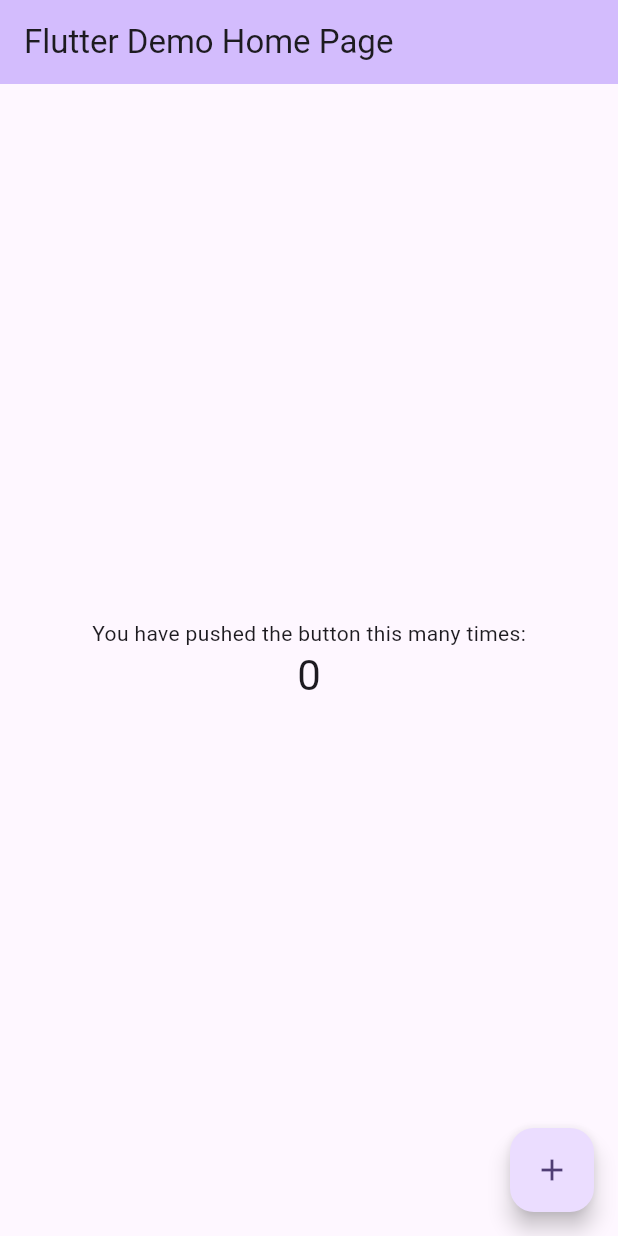
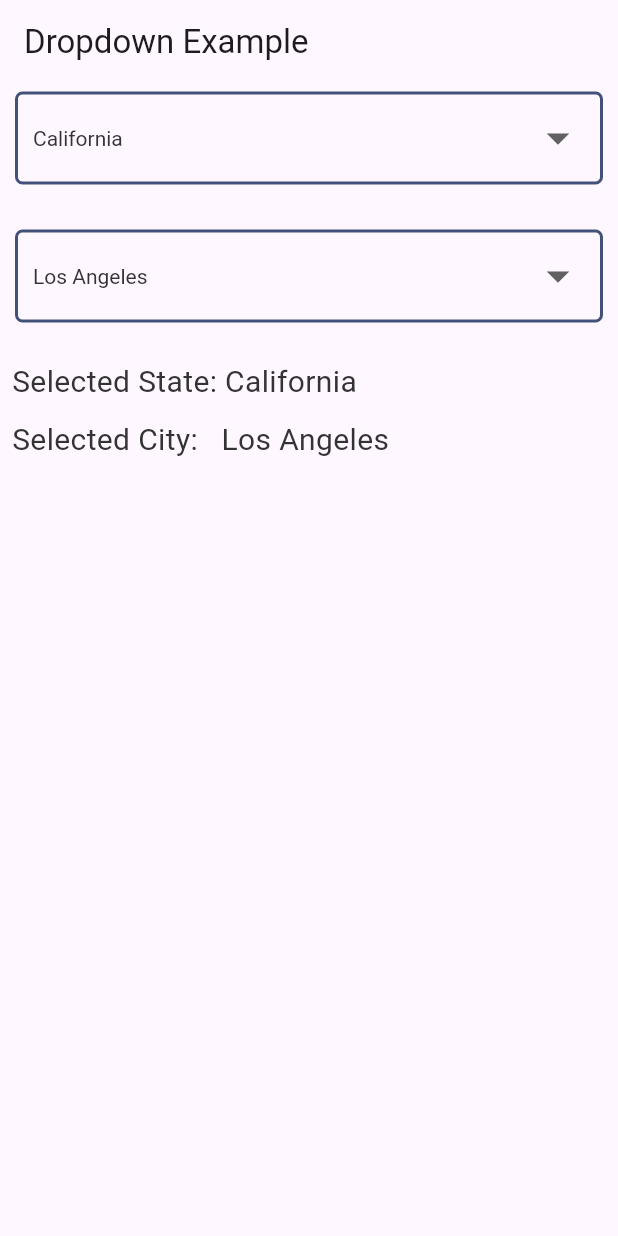
Before and after one commit to tulasireddytulasi/states_and_cities, a Flutter app: the screen it shows after launch, on a phone screen of 412 x 824 dp. Run offline on Flutter 3.47's test engine with Material 3 defaults, Android fonts, the phone set to English and light mode, and no system bars.

Commit message:
Implemented dropdown widget to select states and cities

```diff
--- a/lib/main.dart
+++ b/lib/main.dart
@@ -1,4 +1,7 @@
 import 'package:flutter/material.dart';
+import 'package:flutter_cities/provider/state_provider.dart';
+import 'package:flutter_cities/view/home.dart';
+import 'package:provider/provider.dart';
 
 void main() {
   runApp(const MyApp());
@@ -10,62 +13,19 @@ class MyApp extends StatelessWidget {
   // This widget is the root of your application.
   @override
   Widget build(BuildContext context) {
-    return MaterialApp(
-      title: 'Flutter Demo',
-      debugShowCheckedModeBanner: false,
-      theme: ThemeData(
-        colorScheme: ColorScheme.fromSeed(seedColor: Colors.deepPurple),
-        useMaterial3: true,
+    return MultiProvider(
+      providers: [
+        ChangeNotifierProvider(create: (_) => StateProvider()),
+      ],
+      child: MaterialApp(
+        title: 'Flutter Demo',
+        debugShowCheckedModeBanner: false,
+        theme: ThemeData(
+          colorScheme: ColorScheme.fromSeed(seedColor: Colors.deepPurple),
+          useMaterial3: true,
+        ),
+        home: const DropdownExample(),
       ),
-      home: const MyHomePage(title: 'Flutter Demo Home Page'),
     );
   }
 }
-
-class MyHomePage extends StatefulWidget {
-  const MyHomePage({super.key, required this.title});
-
-  final String title;
-
-  @override
-  State<MyHomePage> createState() => _MyHomePageState();
-}
-
-class _MyHomePageState extends State<MyHomePage> {
-  int _counter = 0;
-
-  void _incrementCounter() {
-    setState(() {
-      _counter++;
-    });
-  }
-
-  @override
-  Widget build(BuildContext context) {
-    return Scaffold(
-      appBar: AppBar(
-        backgroundColor: Theme.of(context).colorScheme.inversePrimary,
-        title: Text(widget.title),
-      ),
-      body: Center(
-        child: Column(
-          mainAxisAlignment: MainAxisAlignment.center,
-          children: <Widget>[
-            const Text(
-              'You have pushed the button this many times:',
-            ),
-            Text(
-              '$_counter',
-              style: Theme.of(context).textTheme.headlineMedium,
-            ),
-          ],
-        ),
-      ),
-      floatingActionButton: FloatingActionButton(
-        onPressed: _incrementCounter,
-        tooltip: 'Increment',
-        child: const Icon(Icons.add),
-      ), // This trailing comma makes auto-formatting nicer for build methods.
-    );
-  }
-}
--- /dev/null
+++ b/lib/provider/state_provider.dart
@@ -0,0 +1,44 @@
+import 'dart:convert';
+import 'package:flutter/material.dart';
+
+class StateProvider extends ChangeNotifier {
+
+  // Setters and getters
+  String _selectedState = 'California';
+  String get selectedState => _selectedState;
+  String _selectedCity = 'Los Angeles';
+  String get selectedCity => _selectedCity;
+
+  List<String> _states = [];
+  List<String> get states => _states;
+  Map<String, List<String>> _cities = {};
+  Map<String, List<String>> get cities => _cities;
+
+  clearCities() => _cities.clear();
+
+  // Get the data from the JSON
+  getData() {
+    String jsonCities = '{"California": ["Los Angeles", "San Francisco"], "Texas": ["Houston", "Dallas"], "New York": ["New York City", "Buffalo"]}';
+
+    final statesAndCitiesData = json.decode(jsonCities);
+
+    _states = (statesAndCitiesData as Map<String, dynamic>).keys.toList();
+    _cities = (statesAndCitiesData).map<String, List<String>>(
+          (key, value) => MapEntry(
+        key,
+        (value as List<dynamic>).cast<String>(),
+      ),
+    );
+  }
+
+  setCity({required String city}) {
+    _selectedCity = city;
+    notifyListeners();
+  }
+
+  setState({required String state}) {
+    _selectedState = state;
+    _selectedCity = _cities[state]![0];
+    notifyListeners();
+  }
+}
--- /dev/null
+++ b/lib/utils/color_palette.dart
@@ -0,0 +1,8 @@
+import 'package:flutter/material.dart';
+
+class ColorPalette {
+  ColorPalette._();
+  static const darkCerulean = Color(0xFF42517A);
+  static const white = Color(0xFFFFFFFF);
+  static const black = Color(0xFF333333);
+}
--- /dev/null
+++ b/lib/view/home.dart
@@ -0,0 +1,76 @@
+import 'package:flutter/material.dart';
+import 'package:flutter_cities/provider/state_provider.dart';
+import 'package:flutter_cities/utils/color_palette.dart';
+import 'package:flutter_cities/widget/drop_down_widget.dart';
+import 'package:provider/provider.dart';
+
+class DropdownExample extends StatefulWidget {
+  const DropdownExample({super.key});
+
+  @override
+  State<DropdownExample> createState() => _DropdownExampleState();
+}
+
+class _DropdownExampleState extends State<DropdownExample> {
+
+  @override
+  void initState() {
+    super.initState();
+    final StateProvider stateProvider = Provider.of<StateProvider>(context, listen: false);
+    stateProvider.getData();
+  }
+
+  @override
+  Widget build(BuildContext context) {
+    return Scaffold(
+      appBar: AppBar(
+        title: const Text('Dropdown Example'),
+      ),
+      body: Center(
+        child: Consumer<StateProvider>(builder: (context, stateProvider, child) {
+          return Column(
+            mainAxisAlignment: MainAxisAlignment.start,
+            crossAxisAlignment: CrossAxisAlignment.start,
+            children: <Widget>[
+              DropDownWidget(
+                hintText: "Select State",
+                value: stateProvider.selectedState,
+                onChanged: (value) {
+                  stateProvider.setState(state: value ?? "");
+                },
+                listData: stateProvider.states,
+              ),
+              const SizedBox(height: 20),
+              DropDownWidget(
+                hintText: "Select City",
+                value: stateProvider.selectedCity,
+                onChanged: (value) {
+                  stateProvider.setCity(city: value ?? "");
+                },
+                listData: stateProvider.cities[stateProvider.selectedState] ?? [],
+              ),
+              const SizedBox(height: 20),
+              Padding(
+                padding: const EdgeInsets.only(left: 8.0),
+                child: Text(
+                  "Selected State: ${stateProvider.selectedState}",
+                  textAlign: TextAlign.start,
+                  style: const TextStyle(fontSize: 20, color: ColorPalette.black),
+                ),
+              ),
+              const SizedBox(height: 10),
+              Padding(
+                padding: const EdgeInsets.only(left: 8.0),
+                child: Text(
+                  "Selected City:   ${stateProvider.selectedCity}",
+                  textAlign: TextAlign.start,
+                  style: const TextStyle(fontSize: 20, color: ColorPalette.black),
+                ),
+              ),
+            ],
+          );
+        }),
+      ),
+    );
+  }
+}
--- /dev/null
+++ b/lib/widget/drop_down_widget.dart
@@ -0,0 +1,59 @@
+import 'package:flutter/material.dart';
+import 'package:flutter_cities/utils/color_palette.dart';
+
+class DropDownWidget extends StatefulWidget {
+  const DropDownWidget({
+    super.key,
+    required this.hintText,
+    required this.value,
+    required this.onChanged,
+    required this.listData,
+  });
+
+  final String hintText;
+  final String value;
+  final ValueChanged<String?> onChanged;
+  final List<String> listData;
+
+  @override
+  State<DropDownWidget> createState() => _DropDownWidgetState();
+}
+
+class _DropDownWidgetState extends State<DropDownWidget> {
+  @override
+  Widget build(BuildContext context) {
+    final width = MediaQuery.of(context).size.width;
+    return Container(
+      width: width > 600 ? 600 : width,
+      margin: const EdgeInsets.only(left: 10, right: 10, top: 5, bottom: 5),
+      padding: const EdgeInsets.only(top: 5, bottom: 5, left: 10, right: 10),
+      decoration: BoxDecoration(
+        border: Border.all(color: ColorPalette.darkCerulean, width: 2),
+        borderRadius: BorderRadius.circular(5),
+      ),
+      child: DropdownButton(
+        hint: Text(
+          widget.hintText,
+          style: const TextStyle(color: ColorPalette.black, fontSize: 14),
+        ),
+        dropdownColor: ColorPalette.white,
+        icon: const Icon(Icons.arrow_drop_down),
+        iconSize: 36,
+        isExpanded: true,
+        underline: const SizedBox(),
+        style: const TextStyle(color: ColorPalette.darkCerulean, fontSize: 22),
+        value: widget.value,
+        onChanged: widget.onChanged,
+        items: widget.listData.map<DropdownMenuItem<String>>((String value) {
+          return DropdownMenuItem<String>(
+            value: value,
+            child: Text(
+              value,
+              style: const TextStyle(color: ColorPalette.black, fontSize: 14),
+            ),
+          );
+        }).toList(),
+      ),
+    );
+  }
+}
--- a/pubspec.yaml
+++ b/pubspec.yaml
@@ -35,6 +35,7 @@ dependencies:
   # The following adds the Cupertino Icons font to your application.
   # Use with the CupertinoIcons class for iOS style icons.
   cupertino_icons: ^1.0.2
+  provider: ^6.1.2
 
 dev_dependencies:
   flutter_test:
```
Also changed, not shown: pubspec.lock.
